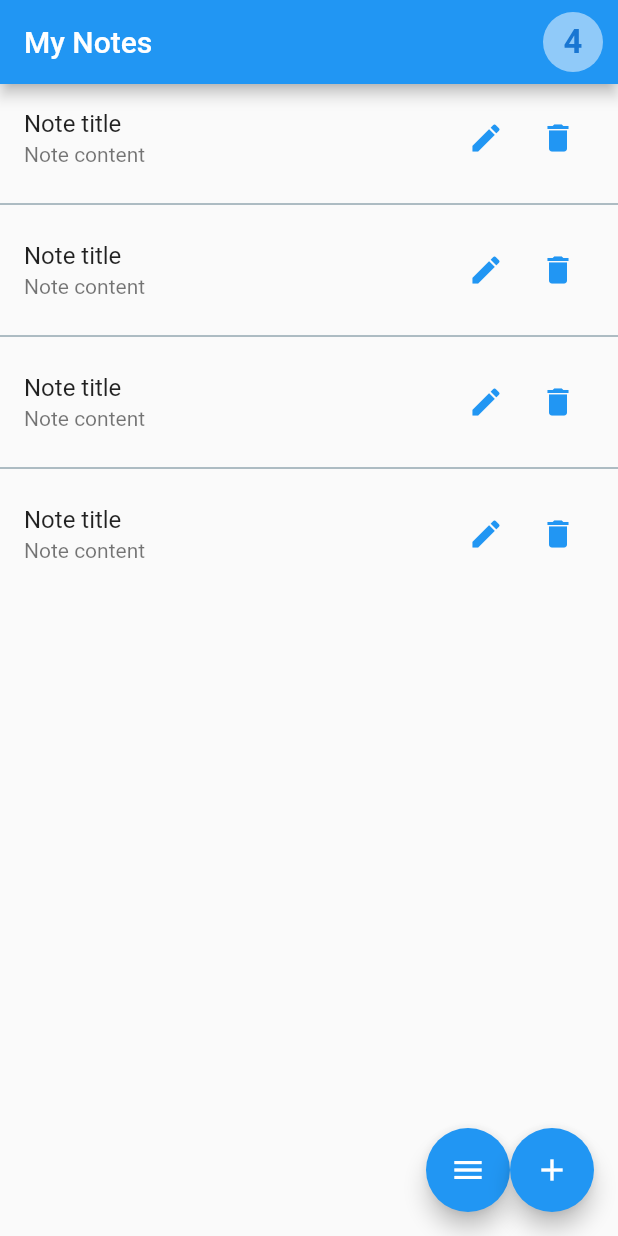
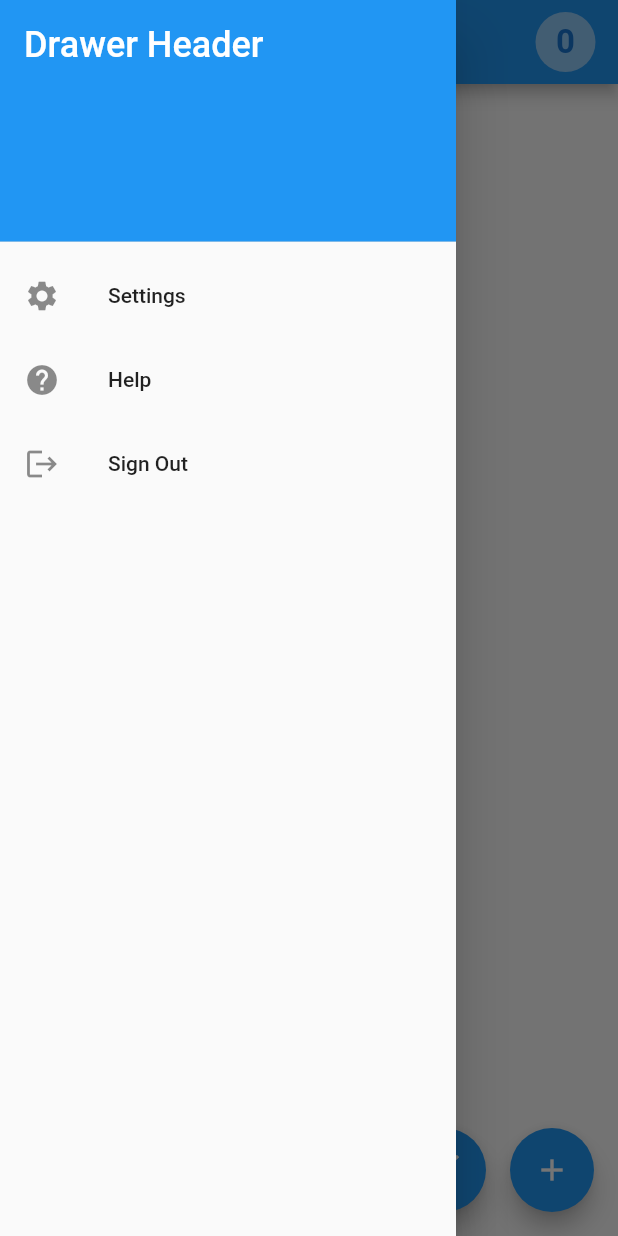
Before and after one commit to TahaKh99/NotesApp, a Flutter app: the screen it shows once a user with an empty profile is signed in, with the side drawer open (before the commit the screen has no drawer), on a phone screen of 412 x 824 dp. Run offline on Flutter 3.47's test engine with Material 2 defaults, Android fonts, the phone set to English and light mode, and no system bars; our stand-ins replace cloud_firestore, firebase_auth, firebase_core; accounts and stored records are empty.

Commit message:
Task B2 completed

```diff
--- a/lib/home_screen.dart
+++ b/lib/home_screen.dart
@@ -1,8 +1,43 @@
 import 'package:flutter/material.dart';
+import 'package:cloud_firestore/cloud_firestore.dart';
+import 'package:firebase_auth/firebase_auth.dart';
+import 'package:map_exam/edit_screen.dart';
+import 'package:map_exam/helpers/utils.dart';
+import 'package:map_exam/note.dart';
 
-class HomeScreen extends StatelessWidget {
-  static Route route() => MaterialPageRoute(builder: (_) => const HomeScreen());
+class HomeScreen extends StatefulWidget {
   const HomeScreen({Key? key}) : super(key: key);
+
+  @override
+  State<HomeScreen> createState() => _HomeScreenState();
+}
+
+class _HomeScreenState extends State<HomeScreen> {
+  String userID = FirebaseAuth.instance.currentUser!.uid;
+
+
+
+
+  Future<List<Note>> fetchNotes() async {
+    String userID = FirebaseAuth.instance.currentUser!.uid;
+
+    QuerySnapshot<Map<String, dynamic>> snapshot =
+    await FirebaseFirestore.instance
+        .collection('users')
+        .doc(userID)
+        .collection("notes")
+        .get();
+
+    List<Note> notes = snapshot.docs.map((doc) {
+      var note = Note.fromJson(doc.data());
+      note.id = doc.id;
+      return note;
+    }).toList();
+
+    return notes;
+  }
+
+
 
   @override
   Widget build(BuildContext context) {
@@ -10,66 +45,123 @@ class HomeScreen extends StatelessWidget {
       appBar: AppBar(
         title: const Text('My Notes'),
         actions: [
-          CircleAvatar(
+          _buildNoteCount(context),
+        ],
+      ),
+      body: ListView(
+
+        children: [
+          _buildNoteList(),
+        ],
+      ),
+      drawer: Utils.buildDrawer(context),
+      floatingActionButton: _buildFloatingActionButtons(context),
+    );
+  }
+
+  Widget _buildNoteCount(BuildContext context) {
+    return StreamBuilder<QuerySnapshot>(
+      stream: FirebaseFirestore.instance.collection('users').doc(userID).collection("notes").snapshots(),
+      builder: (context, snapshot) {
+        if (snapshot.connectionState == ConnectionState.waiting) {
+          return const SizedBox();
+        }
+
+        final noteCount = snapshot.data?.docs.length ?? 0;
+        return Padding(
+          padding: const EdgeInsets.only(right: 15.0),
+          child: CircleAvatar(
             backgroundColor: Colors.blue.shade200,
-            child: const Text(
-              '4',
-              style: TextStyle(fontWeight: FontWeight.bold, fontSize: 22.0),
+            child: Text(
+              '$noteCount',
+              style: const TextStyle(fontWeight: FontWeight.bold, fontSize: 22.0),
             ),
           ),
-          const SizedBox(
-            width: 10,
+        );
+      },
+    );
+  }
+
+
+
+  Widget _buildNoteList() {
+    return FutureBuilder<List<Note>>(
+      future: fetchNotes(),
+      builder: (context, snapshot) {
+        if (snapshot.connectionState == ConnectionState.waiting) {
+          return const Center(child: CircularProgressIndicator());
+        }
+
+        final notes = snapshot.data;
+        if (notes == null || notes.isEmpty) {
+          return const Center(child: Text('No notes available.'));
+        }
+
+        return ListView.builder(
+          shrinkWrap: true,
+          itemCount: notes.length,
+          itemBuilder: (context, index) {
+            var note = notes[index];
+            bool isLastNote = index == notes.length - 1;
+
+            return Column(
+              children: [
+                ListTile(
+
+                  title: Text(note.title ?? ''),
+                  subtitle: Text(note.content ?? ''),
+
+                  onTap: () {
+
+                  },
+                  onLongPress: () {
+
+                    },
+                ),
+                if (!isLastNote)
+                  const Divider( // Add a divider after each ListTile except for the last one
+                    thickness: 1,
                   ),
               ],
-      ),
-      body: ListView.separated(
-        itemCount: 4,
-        separatorBuilder: (context, index) => const Divider(
-          color: Colors.blueGrey,
-        ),
-        itemBuilder: (context, index) => ListTile(
-          trailing: SizedBox(
-            width: 110.0,
-            child: Row(
-              mainAxisAlignment: MainAxisAlignment.end,
-              children: [
-                IconButton(
-                  icon: const Icon(Icons.edit, color: Colors.blue),
-                  onPressed: () {},
-                ),
-                IconButton(
-                  icon: const Icon(
-                    Icons.delete,
-                    color: Colors.blue,
-                  ),
-                  onPressed: () {},
-                ),
-              ],
-            ),
-          ),
-          title: const Text('Note title'),
-          subtitle: const Text('Note content'),
-          onTap: () {},
-          onLongPress: () {},
-        ),
-      ),
-      floatingActionButton: Row(
+            );
+          },
+        );
+      },
+    );
+  }
+
+
+
+  Widget _buildFloatingActionButtons(BuildContext context) {
+    return Row(
       mainAxisAlignment: MainAxisAlignment.end,
       children: [
         FloatingActionButton(
-              child: const Icon(Icons.menu),
+          heroTag: "showDetails",
+          key: UniqueKey(), // Unique key for the first FloatingActionButton
+          child: Icon(Icons.close_fullscreen),
           tooltip: 'Show less. Hide notes content',
-              onPressed: () {}),
+          onPressed: () {
 
-          /* Notes: for the "Show More" icon use: Icons.menu */
-
+          },
+        ),
+        const SizedBox(width: 16), // Add some space between the FloatingActionButtons
         FloatingActionButton(
+          heroTag: "Edit",
+          key: UniqueKey(), // Unique key for the second FloatingActionButton
           child: const Icon(Icons.add),
           tooltip: 'Add a new note',
-            onPressed: () {},
+          onPressed: () {
+            // Navigate to the EditScreen to add a new note
+            Navigator.push(
+              context,
+              MaterialPageRoute(
+                builder: (_) => const EditScreen(),
+              ),
+            );
+          },
         ),
       ],
-      ),
     );
   }
 }
--- a/lib/note.dart
+++ b/lib/note.dart
@@ -1,5 +1,5 @@
 class Note {
-  final dynamic id;
+  dynamic id;
   String? title;
   String? content;
 
```
Lines whose indentation alone changed are shown as unchanged.
